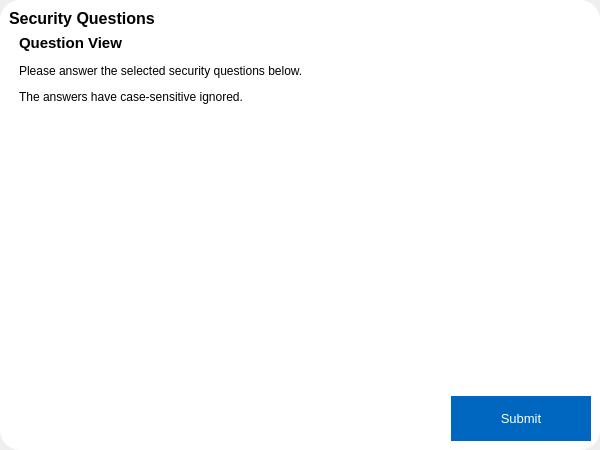
Above: src/views/authenticate_views/security_question_view.ui from devforgely/MFA-Simulator before the change. Below: the same form after it.
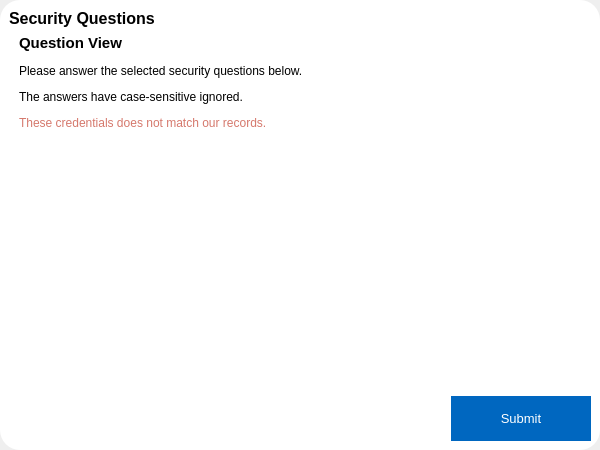
That is the form after the change. Custom widgets are drawn as their Qt base class.

Diff of the .ui file:
```diff
--- a/src/views/authenticate_views/security_question_view.ui
+++ b/src/views/authenticate_views/security_question_view.ui
@@ -64,6 +64,10 @@
 	color: white;
 	border: none;
 	background-color: #0067c0;
+}
+
+#warning_label {
+	color: #d5786c;
 }</string>
   </property>
   <layout class="QVBoxLayout" name="verticalLayout">
@@ -154,7 +158,7 @@
          </widget>
         </item>
         <item>
-         <widget class="QLabel" name="warning_label">
+         <widget class="QLabel" name="label_3">
           <property name="maximumSize">
            <size>
             <width>16777215</width>
@@ -169,6 +173,13 @@
           </property>
          </widget>
         </item>
+        <item>
+         <widget class="QLabel" name="warning_label">
+          <property name="text">
+           <string>These credentials does not match our records.</string>
+          </property>
+         </widget>
+        </item>
        </layout>
       </item>
       <item>
@@ -185,7 +196,7 @@
            <x>0</x>
            <y>0</y>
            <width>578</width>
-           <height>258</height>
+           <height>230</height>
           </rect>
          </property>
          <layout class="QVBoxLayout" name="verticalLayout_5">
```
